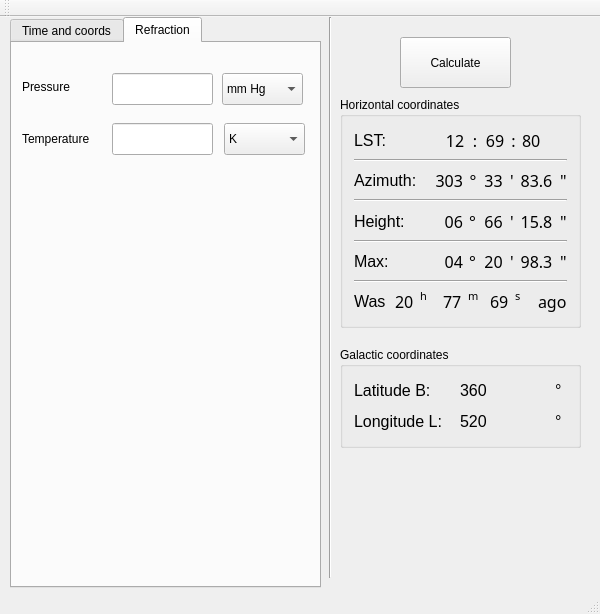
Above: GUI/mainwindow.ui from IamNotProgrammer/Star-height before the change. Below: the same form after it.
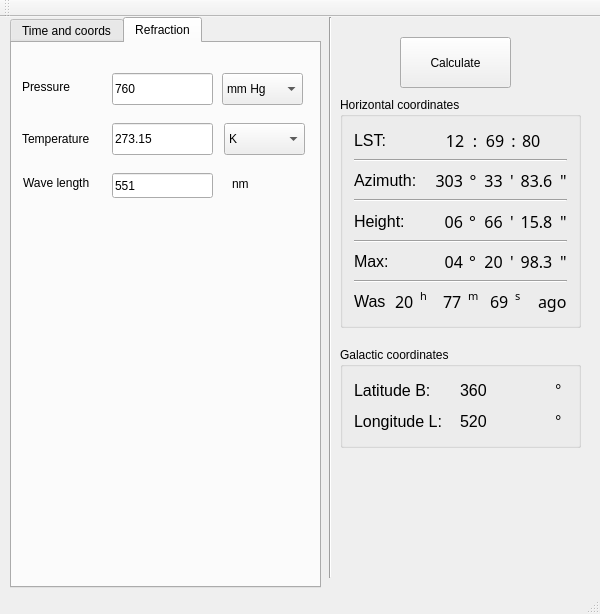
That is the form after the change. The open tabs and pages were chosen to show the change.

Diff of the .ui file:
```diff
--- a/GUI/mainwindow.ui
+++ b/GUI/mainwindow.ui
@@ -1580,6 +1580,9 @@
         <height>32</height>
        </rect>
       </property>
+      <property name="text">
+       <string>760</string>
+      </property>
      </widget>
      <widget class="QLineEdit" name="lineEdit_2">
       <property name="geometry">
@@ -1590,6 +1593,9 @@
         <height>32</height>
        </rect>
       </property>
+      <property name="text">
+       <string>273.15</string>
+      </property>
      </widget>
      <widget class="QComboBox" name="comboBox_2">
       <property name="geometry">
@@ -1662,6 +1668,45 @@
        <string>Temperature</string>
       </property>
      </widget>
+     <widget class="QLabel" name="label_49">
+      <property name="geometry">
+       <rect>
+        <x>11</x>
+        <y>130</y>
+        <width>91</width>
+        <height>20</height>
+       </rect>
+      </property>
+      <property name="text">
+       <string>Wave length</string>
+      </property>
+     </widget>
+     <widget class="QLineEdit" name="lineEdit_4">
+      <property name="geometry">
+       <rect>
+        <x>100</x>
+        <y>130</y>
+        <width>101</width>
+        <height>25</height>
+       </rect>
+      </property>
+      <property name="text">
+       <string>551</string>
+      </property>
+     </widget>
+     <widget class="QLabel" name="label_52">
+      <property name="geometry">
+       <rect>
+        <x>220</x>
+        <y>130</y>
+        <width>62</width>
+        <height>21</height>
+       </rect>
+      </property>
+      <property name="text">
+       <string>nm</string>
+      </property>
+     </widget>
     </widget>
    </widget>
   </widget>
```
Left out of the diff: 2 changed lines with no effect on the pictures.
